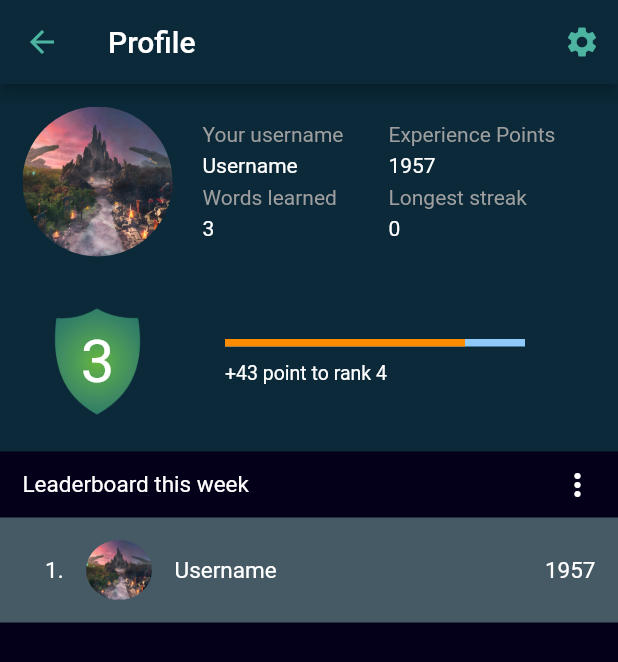
After one commit to duongoku/memrise-clone, a Flutter app: the UserProfileScreen screen opened directly, on a phone screen of 412 x 824 dp. The commit adds this screen. Shown: the top 662 px of the screen. Run offline on Flutter 3.47's test engine with Material 2 defaults, Android fonts, the phone set to English and light mode, and no system bars; our stand-ins replace flutter_dotenv, flutter_signin_button, supabase_flutter, video_player; accounts and stored records are empty.

Commit message:
add user profile screen

```diff
--- a/lib/screens/prefab.dart
+++ b/lib/screens/prefab.dart
@@ -37,6 +37,7 @@ abstract class Prefab {
   );
   static const phraseStyle = TextStyle(color: Colors.white, fontSize: 24);
   static const srcStyle = TextStyle(color: Colors.grey, fontSize: 12);
+  static const vPadding5 = SizedBox(height: 5);
   static const vPadding10 = SizedBox(height: 10);
   static const vPadding15 = SizedBox(height: 15);
   static const vPadding25 = SizedBox(height: 25);
@@ -48,4 +49,11 @@ abstract class Prefab {
   static const vPadding150 = SizedBox(height: 150);
   static const vPadding175 = SizedBox(height: 175);
   static const vPadding200 = SizedBox(height: 200);
+  static const hPadding5 = SizedBox(width: 5);
+  static const hPadding10 = SizedBox(width: 10);
+  static const hPadding15 = SizedBox(width: 15);
+  static const hPadding20 = SizedBox(width: 20);
+  static const hPadding25 = SizedBox(width: 25);
+  static const hPadding30 = SizedBox(width: 30);
+  static const hPadding35 = SizedBox(width: 35);
 }
--- /dev/null
+++ b/lib/screens/user_profile_screen.dart
@@ -0,0 +1,227 @@
+import 'package:demo/screens/prefab.dart';
+import 'package:flutter/material.dart';
+import 'package:flutter/src/widgets/container.dart';
+import 'package:flutter/src/widgets/framework.dart';
+
+import '../colors/custom_palette.dart';
+import '../constants.dart';
+
+class UserProfileScreen extends StatefulWidget {
+  const UserProfileScreen({super.key});
+
+  @override
+  State<UserProfileScreen> createState() => _UserProfileScreenState();
+}
+
+class _UserProfileScreenState extends State<UserProfileScreen> {
+  @override
+  Widget build(BuildContext context) {
+    return Scaffold(
+      appBar: AppBar(
+        actions: <Widget>[
+          IconButton(
+            icon: const Icon(
+              Icons.settings,
+              color: CustomPalette.iconColor,
+            ),
+            onPressed: () {
+              //to do push setting screen
+              // Navigator.push(
+              //   context,
+              //   MaterialPageRoute(
+              //     builder: (context) => const UserCoursesScreen(),
+              //   ),
+              // );
+            },
+          )
+        ],
+        leading: IconButton(
+          icon: const Icon(Icons.arrow_back, color: CustomPalette.iconColor),
+          onPressed: () {
+            Navigator.pop(context);
+          },
+        ),
+        //leadingWidth: 25,
+        backgroundColor: CustomPalette.lighterPrimaryColor,
+        title: const Text("Profile"),
+      ),
+      backgroundColor: CustomPalette.primaryColor,
+      body: FutureBuilder(
+          //future: supabase.from('profiles').select('*').execute(),
+          builder: (BuildContext context, AsyncSnapshot snapshot) {
+        // if (snapshot.connectionState == ConnectionState.waiting) {
+        //   return const Center(
+        //       child: Text(
+        //     'Please wait its loading...',
+        //     style: TextStyle(color: Colors.white),
+        //   ));
+        // } else {
+        return Column(
+          crossAxisAlignment: CrossAxisAlignment.start,
+          children: [
+            Container(
+              color: CustomPalette.lighterPrimaryColor,
+              child: Padding(
+                padding: const EdgeInsets.all(15),
+                child: Column(
+                  children: [
+                    Row(children: [
+                      ClipOval(
+                        child: SizedBox.fromSize(
+                          size: const Size.fromRadius(50), // Image radius
+                          child: Image.asset(
+                            "assets/images/background.jpg",
+                            fit: BoxFit.cover,
+                          ),
+                        ),
+                      ),
+                      Prefab.hPadding20,
+                      Column(
+                        crossAxisAlignment: CrossAxisAlignment.start,
+                        children: [
+                          Text("Your username",
+                              style: TextStyle(
+                                  color: Colors.grey.shade500, fontSize: 14)),
+                          Prefab.vPadding5,
+                          const Text("Username",
+                              style:
+                                  TextStyle(color: Colors.white, fontSize: 14)),
+                          Prefab.vPadding5,
+                          Text("Words learned",
+                              style: TextStyle(
+                                  color: Colors.grey.shade500, fontSize: 14)),
+                          Prefab.vPadding5,
+                          const Text("3",
+                              style:
+                                  TextStyle(color: Colors.white, fontSize: 14)),
+                        ],
+                      ),
+                      Prefab.hPadding30,
+                      Column(
+                        crossAxisAlignment: CrossAxisAlignment.start,
+                        children: [
+                          Text("Experience Points",
+                              style: TextStyle(
+                                  color: Colors.grey.shade500, fontSize: 14)),
+                          Prefab.vPadding5,
+                          const Text("1957",
+                              style:
+                                  TextStyle(color: Colors.white, fontSize: 14)),
+                          Prefab.vPadding5,
+                          Text("Longest streak",
+                              style: TextStyle(
+                                  color: Colors.grey.shade500, fontSize: 14)),
+                          Prefab.vPadding5,
+                          const Text("0",
+                              style:
+                                  TextStyle(color: Colors.white, fontSize: 14)),
+                        ],
+                      ),
+                    ]),
+                    Prefab.vPadding25,
+                    Row(
+                      children: [
+                        Stack(
+                          alignment: Alignment.center,
+                          children: [
+                            Image.asset(
+                              "assets/images/shield.jpg",
+                              height: 90,
+                              width: 100,
+                            ),
+                            const Text("3",
+                                style: TextStyle(
+                                    color: Colors.white, fontSize: 40))
+                          ],
+                        ),
+                        Prefab.hPadding35,
+                        Column(
+                          crossAxisAlignment: CrossAxisAlignment.start,
+                          children: [
+                            SizedBox(
+                              width: 200,
+                              height: 5,
+                              child: LinearProgressIndicator(
+                                value: 0.8,
+                                color: Colors.orange.shade600,
+                              ),
+                            ),
+                            Prefab.vPadding10,
+                            const Text("+43 point to rank 4",
+                                style: TextStyle(
+                                    color: Colors.white, fontSize: 13))
+                          ],
+                        )
+                      ],
+                    )
+                  ],
+                ),
+              ),
+            ),
+            Padding(
+              padding: const EdgeInsets.fromLTRB(15, 10, 15, 10),
+              child: Row(
+                children: const [
+                  Text(
+                    "Leaderboard this week               ",
+                    style: TextStyle(color: Colors.white, fontSize: 15),
+                  ),
+                  Spacer(),
+                  Icon(Icons.more_vert, color: Colors.white)
+                ],
+              ),
+            ),
+            Expanded(
+              child: ListView(
+                children: [
+                  Container(
+                    color: Colors.blueGrey.shade700,
+                    child: Padding(
+                      padding: const EdgeInsets.fromLTRB(30, 15, 15, 15),
+                      child: SizedBox(
+                        height: 40,
+                        child: Row(
+                          children: [
+                            const Text(
+                              "1.",
+                              style:
+                                  TextStyle(color: Colors.white, fontSize: 15),
+                            ),
+                            Prefab.hPadding15,
+                            ClipOval(
+                              child: SizedBox.fromSize(
+                                size: const Size.fromRadius(22), // Image radius
+                                child: Image.asset(
+                                  "assets/images/background.jpg",
+                                  fit: BoxFit.cover,
+                                ),
+                              ),
+                            ),
+                            Prefab.hPadding15,
+                            const Text(
+                              "Username",
+                              style:
+                                  TextStyle(color: Colors.white, fontSize: 15),
+                            ),
+                            const Spacer(),
+                            const Text(
+                              "1957",
+                              style:
+                                  TextStyle(color: Colors.white, fontSize: 15),
+                            ),
+                          ],
+                        ),
+                      ),
+                    ),
+                  )
+                ],
+              ),
+            )
+          ],
+        );
+      }
+          //}
+          ),
+    );
+  }
+}
```
Also changed, not shown: assets/images/shield.jpg (added), assets/images/shield.png (added).
